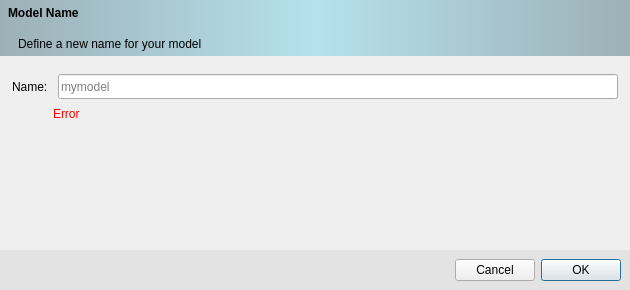
Old version of the form src/rename.ui in the repository ufopleds/DengueME.
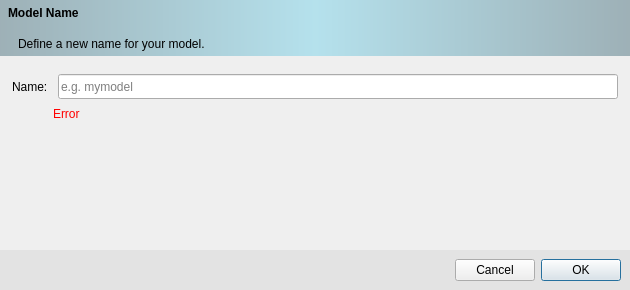
New version of the form. Icons and pictures are not drawn.

```diff
--- a/src/rename.ui
+++ b/src/rename.ui
@@ -93,7 +93,7 @@
          <string notr="true">padding: 0px 0px 0px 15px;</string>
         </property>
         <property name="text">
-         <string>Define a new name for your model</string>
+         <string>Define a new name for your model.</string>
         </property>
        </widget>
       </item>
@@ -159,7 +159,7 @@
           <number>40</number>
          </property>
          <property name="placeholderText">
-          <string>mymodel</string>
+          <string>e.g. mymodel</string>
          </property>
         </widget>
        </item>
```
